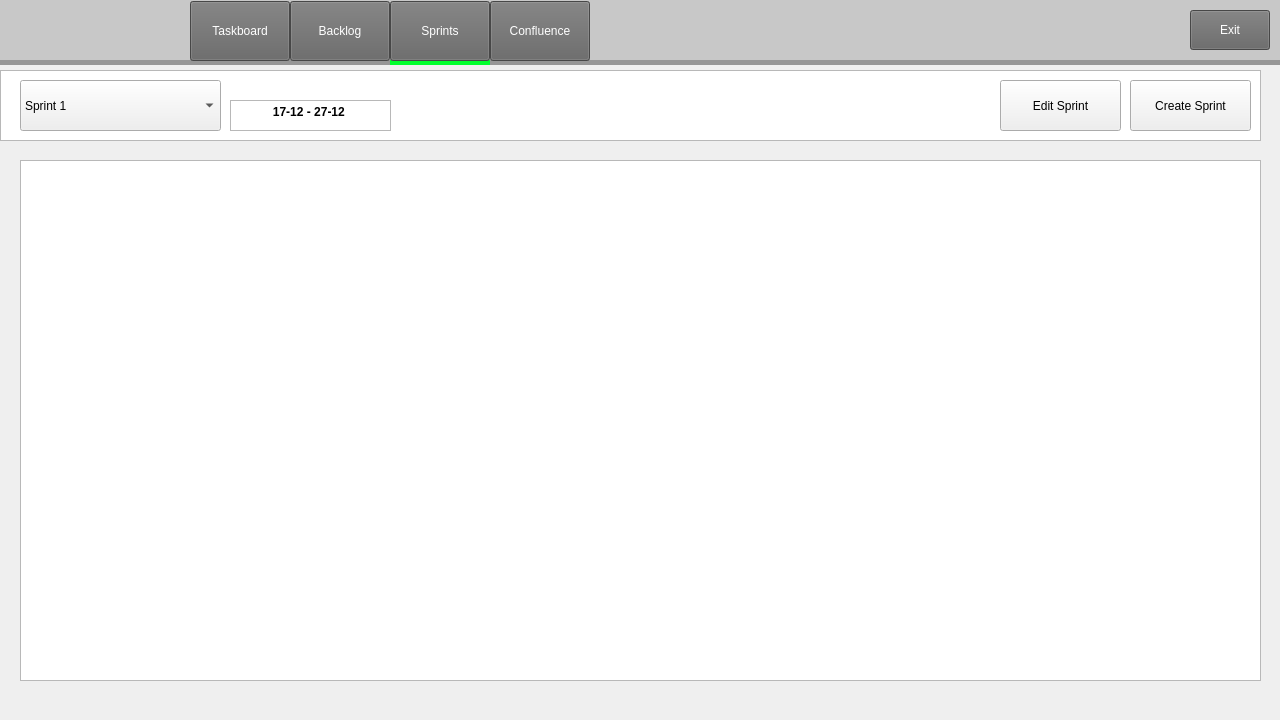
This is code/Staging_Environment/Recovered/Staging_Environment_Recorverd/parentboard.ui in muazzamaqeel/Software-Project-CTS-5 as Qt 5 draws it before an edit. The edited form follows.
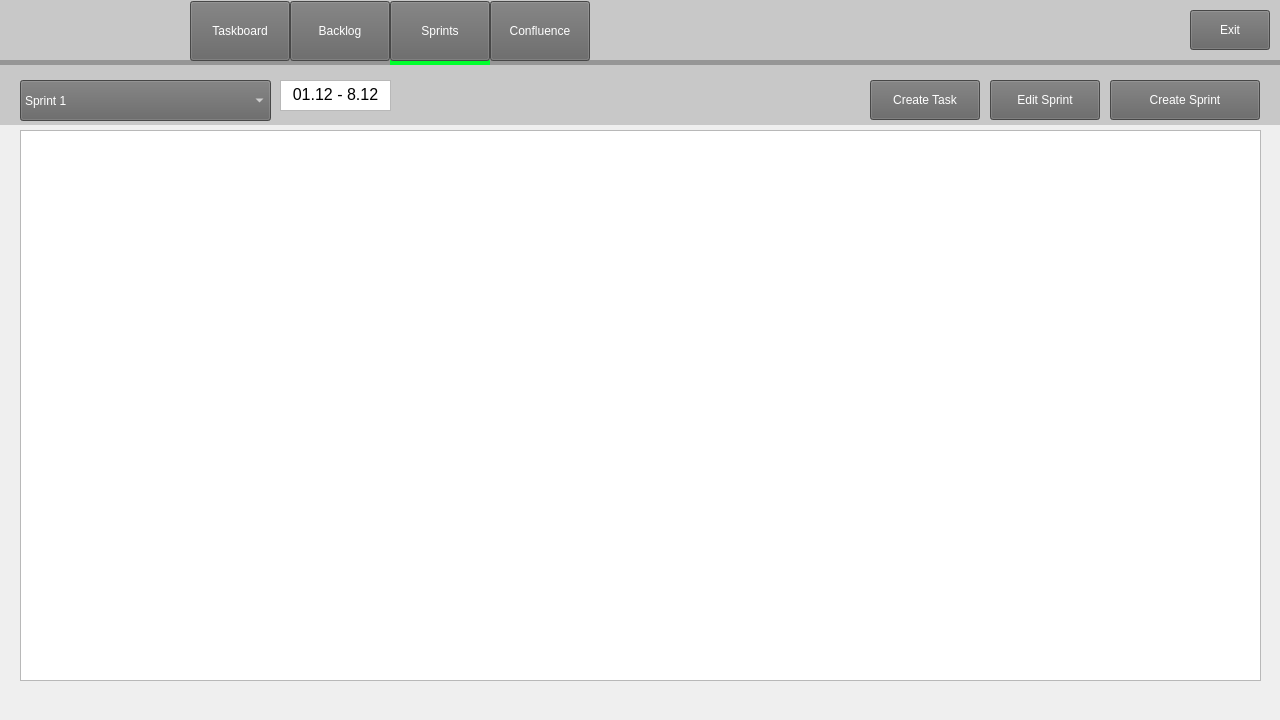
This is the edited form. The open tabs and pages were chosen to show the change. Icons and pictures are not drawn.

The edit to the form file:
```diff
--- a/code/Staging_Environment/Recovered/Staging_Environment_Recorverd/parentboard.ui
+++ b/code/Staging_Environment/Recovered/Staging_Environment_Recorverd/parentboard.ui
@@ -107,6 +107,9 @@
      <height>1020</height>
     </size>
    </property>
+   <property name="currentIndex">
+    <number>0</number>
+   </property>
    <widget class="QWidget" name="taskboardPage">
     <widget class="QLabel" name="selectorT">
      <property name="geometry">
@@ -238,8 +241,8 @@
     <widget class="QComboBox" name="sprintDropdown">
      <property name="geometry">
       <rect>
-       <x>10</x>
-       <y>15</y>
+       <x>20</x>
+       <y>20</y>
        <width>250</width>
        <height>40</height>
       </rect>
@@ -421,6 +424,16 @@
         <height>953</height>
        </rect>
       </property>
+      <widget class="QListView" name="backlog_listView">
+       <property name="geometry">
+        <rect>
+         <x>20</x>
+         <y>10</y>
+         <width>1241</width>
+         <height>541</height>
+        </rect>
+       </property>
+      </widget>
      </widget>
     </widget>
     <widget class="QLabel" name="toplabelB">
@@ -458,8 +471,8 @@
     <widget class="QComboBox" name="sprintDropdownB">
      <property name="geometry">
       <rect>
-       <x>10</x>
-       <y>15</y>
+       <x>20</x>
+       <y>20</y>
        <width>250</width>
        <height>40</height>
       </rect>
@@ -495,21 +508,21 @@
     <widget class="QPushButton" name="newissueButton">
      <property name="geometry">
       <rect>
-       <x>1190</x>
-       <y>15</y>
-       <width>80</width>
+       <x>990</x>
+       <y>20</y>
+       <width>110</width>
        <height>40</height>
       </rect>
      </property>
      <property name="minimumSize">
       <size>
-       <width>80</width>
+       <width>110</width>
        <height>40</height>
       </size>
      </property>
      <property name="maximumSize">
       <size>
-       <width>80</width>
+       <width>110</width>
        <height>40</height>
       </size>
      </property>
@@ -524,7 +537,42 @@
 }</string>
      </property>
      <property name="text">
-      <string>New Issue</string>
+      <string>Create Issue</string>
+     </property>
+    </widget>
+    <widget class="QPushButton" name="newissueButton_2">
+     <property name="geometry">
+      <rect>
+       <x>1110</x>
+       <y>20</y>
+       <width>150</width>
+       <height>40</height>
+      </rect>
+     </property>
+     <property name="minimumSize">
+      <size>
+       <width>150</width>
+       <height>40</height>
+      </size>
+     </property>
+     <property name="maximumSize">
+      <size>
+       <width>90</width>
+       <height>40</height>
+      </size>
+     </property>
+     <property name="autoFillBackground">
+      <bool>false</bool>
+     </property>
+     <property name="styleSheet">
+      <string notr="true">QPushButton {
+font: 13pt &quot;Arial&quot;;
+background-color: rgb(100, 100, 100);
+color: rgb(255, 255, 255);
+}</string>
+     </property>
+     <property name="text">
+      <string>Create User Story</string>
      </property>
     </widget>
    </widget>
@@ -589,33 +637,111 @@
       <string/>
      </property>
     </widget>
-    <widget class="QTextBrowser" name="textBrowser">
+    <widget class="QListView" name="sprint_listView">
      <property name="geometry">
       <rect>
-       <x>0</x>
-       <y>10</y>
-       <width>1261</width>
-       <height>71</height>
+       <x>20</x>
+       <y>70</y>
+       <width>1241</width>
+       <height>551</height>
       </rect>
      </property>
     </widget>
-    <widget class="QComboBox" name="All_Sprints">
+    <widget class="QPushButton" name="edit_sprint_button">
      <property name="geometry">
       <rect>
+       <x>990</x>
+       <y>20</y>
+       <width>110</width>
+       <height>40</height>
+      </rect>
+     </property>
+     <property name="minimumSize">
+      <size>
+       <width>110</width>
+       <height>40</height>
+      </size>
+     </property>
+     <property name="maximumSize">
+      <size>
+       <width>110</width>
+       <height>40</height>
+      </size>
+     </property>
+     <property name="autoFillBackground">
+      <bool>false</bool>
+     </property>
+     <property name="styleSheet">
+      <string notr="true">QPushButton {
+font: 13pt &quot;Arial&quot;;
+background-color: rgb(100, 100, 100);
+color: rgb(255, 255, 255);
+}</string>
+     </property>
+     <property name="text">
+      <string>Edit Sprint</string>
+     </property>
+    </widget>
+    <widget class="QPushButton" name="create_sprint_button">
+     <property name="geometry">
+      <rect>
+       <x>1110</x>
+       <y>20</y>
+       <width>150</width>
+       <height>40</height>
+      </rect>
+     </property>
+     <property name="minimumSize">
+      <size>
+       <width>150</width>
+       <height>40</height>
+      </size>
+     </property>
+     <property name="maximumSize">
+      <size>
+       <width>90</width>
+       <height>40</height>
+      </size>
+     </property>
+     <property name="autoFillBackground">
+      <bool>false</bool>
+     </property>
+     <property name="styleSheet">
+      <string notr="true">QPushButton {
+font: 13pt &quot;Arial&quot;;
+background-color: rgb(100, 100, 100);
+color: rgb(255, 255, 255);
+}</string>
+     </property>
+     <property name="text">
+      <string>Create Sprint</string>
+     </property>
+    </widget>
+    <widget class="QComboBox" name="sprint_top_down">
+     <property name="geometry">
+      <rect>
        <x>20</x>
        <y>20</y>
-       <width>201</width>
-       <height>51</height>
+       <width>251</width>
+       <height>41</height>
       </rect>
      </property>
      <property name="minimumSize">
       <size>
-       <width>201</width>
-       <height>51</height>
+       <width>250</width>
+       <height>40</height>
       </size>
      </property>
+     <property name="autoFillBackground">
+      <bool>false</bool>
+     </property>
      <property name="styleSheet">
-      <string notr="true">font: 14pt &quot;Segoe UI&quot;;</string>
+      <string notr="true">QComboBox {
+font: 15pt &quot;Arial&quot;;
+background-color: rgb(100, 100, 100);
+color: rgb(255, 255, 255);
+}
+</string>
      </property>
      <item>
       <property name="text">
@@ -627,19 +753,56 @@
        <string>Sprint 2</string>
       </property>
      </item>
+     <item>
+      <property name="text">
+       <string>Sprint 3</string>
+      </property>
+     </item>
     </widget>
-    <widget class="QTextBrowser" name="sprint_date">
+    <widget class="QPushButton" name="createtask_sprint">
      <property name="geometry">
       <rect>
-       <x>230</x>
-       <y>40</y>
-       <width>161</width>
+       <x>870</x>
+       <y>20</y>
+       <width>110</width>
+       <height>40</height>
+      </rect>
+     </property>
+     <property name="minimumSize">
+      <size>
+       <width>110</width>
+       <height>40</height>
+      </size>
+     </property>
+     <property name="maximumSize">
+      <size>
+       <width>110</width>
+       <height>40</height>
+      </size>
+     </property>
+     <property name="autoFillBackground">
+      <bool>false</bool>
+     </property>
+     <property name="styleSheet">
+      <string notr="true">QPushButton {
+font: 13pt &quot;Arial&quot;;
+background-color: rgb(100, 100, 100);
+color: rgb(255, 255, 255);
+}</string>
+     </property>
+     <property name="text">
+      <string>Create Task</string>
+     </property>
+    </widget>
+    <widget class="QTextBrowser" name="textBrowser">
+     <property name="geometry">
+      <rect>
+       <x>280</x>
+       <y>20</y>
+       <width>111</width>
        <height>31</height>
       </rect>
      </property>
-     <property name="styleSheet">
-      <string notr="true">font: 14pt &quot;Segoe UI&quot;;</string>
-     </property>
      <property name="html">
       <string>&lt;!DOCTYPE HTML PUBLIC &quot;-//W3C//DTD HTML 4.0//EN&quot; &quot;http://www.w3.org/TR/REC-html40/strict.dtd&quot;&gt;
 &lt;html&gt;&lt;head&gt;&lt;meta name=&quot;qrichtext&quot; content=&quot;1&quot; /&gt;&lt;meta charset=&quot;utf-8&quot; /&gt;&lt;style type=&quot;text/css&quot;&gt;
@@ -647,46 +810,82 @@
 hr { height: 1px; border-width: 0; }
 li.unchecked::marker { content: &quot;\2610&quot;; }
 li.checked::marker { content: &quot;\2612&quot;; }
-&lt;/style&gt;&lt;/head&gt;&lt;body style=&quot; font-family:'Segoe UI'; font-size:14pt; font-weight:400; font-style:normal;&quot;&gt;
-&lt;p align=&quot;center&quot; style=&quot; margin-top:0px; margin-bottom:0px; margin-left:0px; margin-right:0px; -qt-block-indent:0; text-indent:0px;&quot;&gt;&lt;span style=&quot; font-size:9pt; font-weight:700;&quot;&gt;17-12 - 27-12 &lt;/span&gt;&lt;/p&gt;&lt;/body&gt;&lt;/html&gt;</string>
+&lt;/style&gt;&lt;/head&gt;&lt;body style=&quot; font-family:'Segoe UI'; font-size:9pt; font-weight:400; font-style:normal;&quot; bgcolor=&quot;transparent&quot;&gt;
+&lt;p align=&quot;center&quot; style=&quot; margin-top:0px; margin-bottom:0px; margin-left:0px; margin-right:0px; -qt-block-indent:0; text-indent:0px;&quot;&gt;&lt;span style=&quot; font-family:'Arial'; font-size:12pt;&quot;&gt;01.12 - 8.12&lt;/span&gt;&lt;/p&gt;&lt;/body&gt;&lt;/html&gt;</string>
      </property>
     </widget>
-    <widget class="QListView" name="listView">
+    <widget class="QLabel" name="selectorB_2">
      <property name="geometry">
       <rect>
-       <x>20</x>
-       <y>100</y>
-       <width>1241</width>
-       <height>521</height>
+       <x>0</x>
+       <y>0</y>
+       <width>1280</width>
+       <height>5</height>
       </rect>
      </property>
-    </widget>
-    <widget class="QPushButton" name="create_sprint_button">
-     <property name="geometry">
-      <rect>
-       <x>1130</x>
-       <y>20</y>
-       <width>121</width>
-       <height>51</height>
-      </rect>
+     <property name="minimumSize">
+      <size>
+       <width>100</width>
+       <height>5</height>
+      </size>
      </property>
+     <property name="maximumSize">
+      <size>
+       <width>1280</width>
+       <height>5</height>
+      </size>
+     </property>
+     <property name="styleSheet">
+      <string notr="true">QLabel {
+background-color: rgb(150, 150, 150);
+}</string>
+     </property>
      <property name="text">
-      <string>Create Sprint</string>
+      <string/>
      </property>
     </widget>
-    <widget class="QPushButton" name="edit_sprint_button">
+    <widget class="QLabel" name="toplabelB_2">
      <property name="geometry">
       <rect>
-       <x>1000</x>
-       <y>20</y>
-       <width>121</width>
-       <height>51</height>
+       <x>0</x>
+       <y>5</y>
+       <width>1280</width>
+       <height>60</height>
       </rect>
      </property>
+     <property name="minimumSize">
+      <size>
+       <width>1280</width>
+       <height>60</height>
+      </size>
+     </property>
+     <property name="maximumSize">
+      <size>
+       <width>1280</width>
+       <height>60</height>
+      </size>
+     </property>
+     <property name="styleSheet">
+      <string notr="true">QLabel {
+font: 13pt &quot;Arial&quot;;
+background-color: rgb(200, 200, 200);
+color: rgb(0, 0, 0);
+}</string>
+     </property>
      <property name="text">
-      <string>Edit Sprint</string>
+      <string/>
      </property>
     </widget>
+    <zorder>toplabelB_2</zorder>
+    <zorder>selectorB_2</zorder>
+    <zorder>selectorS</zorder>
+    <zorder>selectorbarS</zorder>
+    <zorder>sprint_listView</zorder>
+    <zorder>sprint_top_down</zorder>
+    <zorder>create_sprint_button</zorder>
+    <zorder>edit_sprint_button</zorder>
+    <zorder>createtask_sprint</zorder>
+    <zorder>textBrowser</zorder>
    </widget>
    <widget class="QWidget" name="confluencePage">
     <widget class="QLabel" name="selectorC">
```
